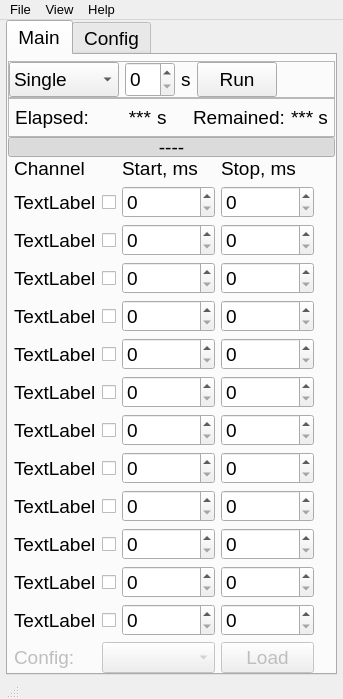
Before: the Qt Designer form Timer_UI.ui in smertouh/1_MeV_UI_additional, drawn with Qt 5.
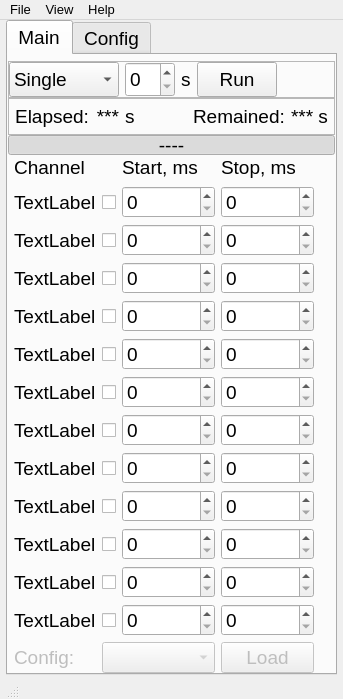
After: the same form once the commit is applied. Icons and pictures are not drawn.

What changed in the file:
```diff
--- a/Timer_UI.ui
+++ b/Timer_UI.ui
@@ -6,7 +6,7 @@
    <rect>
     <x>0</x>
     <y>0</y>
-    <width>327</width>
+    <width>325</width>
     <height>666</height>
    </rect>
   </property>
@@ -477,12 +477,12 @@
            <item>
             <spacer name="verticalSpacer">
              <property name="orientation">
-              <enum>Qt::Vertical</enum>
+              <enum>Qt::Horizontal</enum>
              </property>
              <property name="sizeHint" stdset="0">
               <size>
-               <width>20</width>
-               <height>40</height>
+               <width>40</width>
+               <height>20</height>
               </size>
              </property>
             </spacer>
```
Left out of the diff: 6 changed lines with no effect on the pictures.
